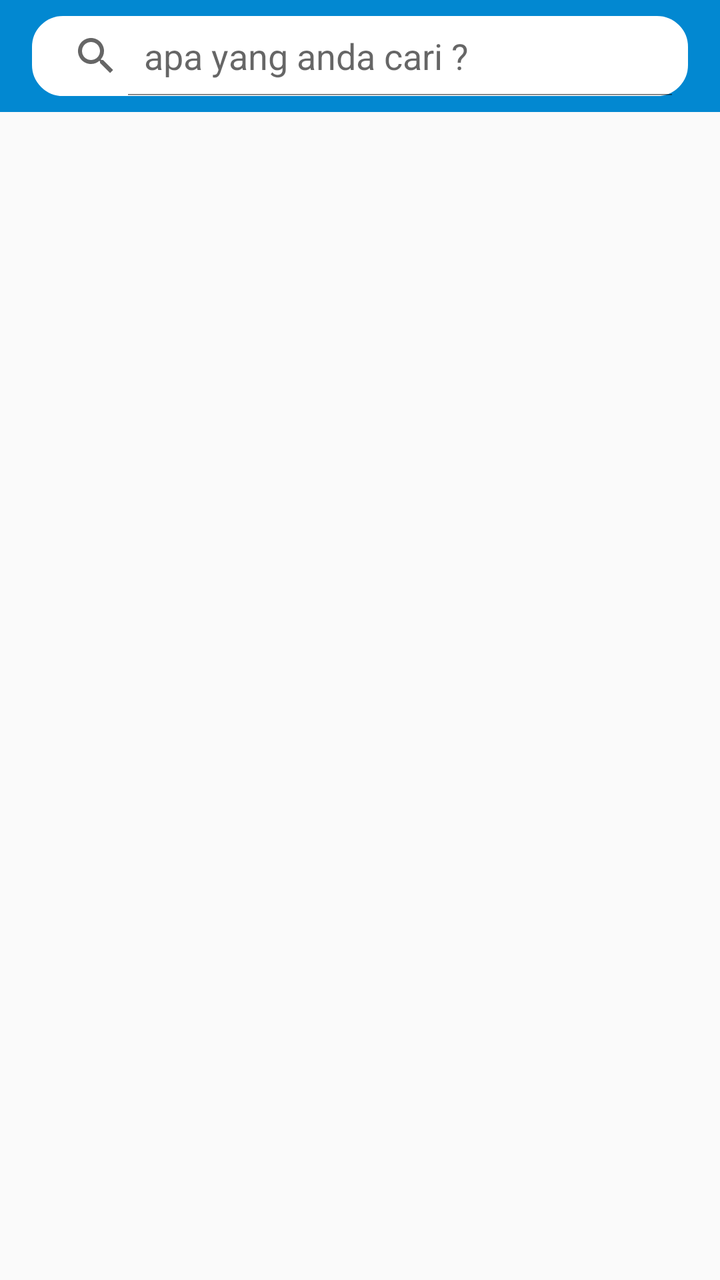
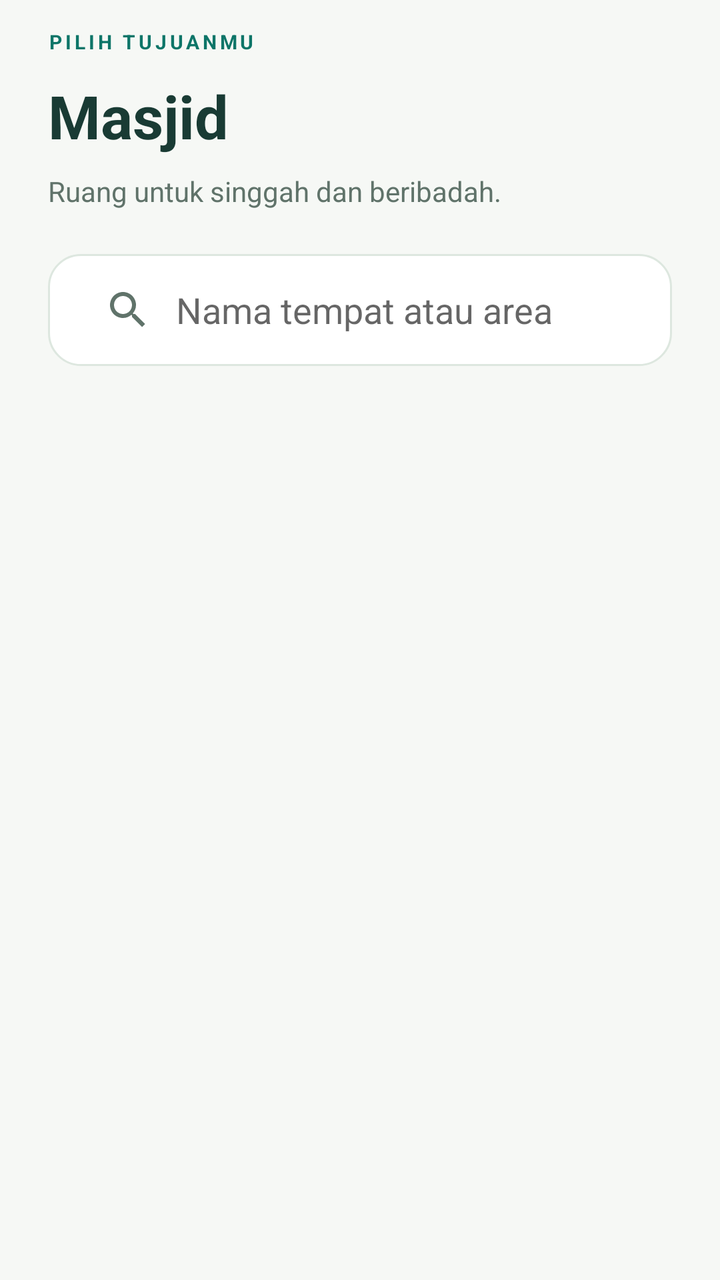

Compare the two renders of this Android layout. The source of the first and the diff that turns it into the second are given below.
<!-- AndroidManifest.xml: activity theme EditorTheme -->
<!-- res/layout/activity_masjid.xml -->
<?xml version="1.0" encoding="utf-8"?>
<LinearLayout
    xmlns:android="http://schemas.android.com/apk/res/android"
    xmlns:app="http://schemas.android.com/apk/res-auto"
    xmlns:tools="http://schemas.android.com/tools"
    android:layout_width="match_parent"
    android:layout_height="match_parent"
    android:orientation="vertical"
    tools:context="me.cekpedia.MasjidActivity">

    <RelativeLayout
        android:layout_width="match_parent"
        android:layout_height="?attr/actionBarSize">

        <ImageView
            android:layout_width="match_parent"
            android:layout_height="?attr/actionBarSize"
            android:background="#0288D1" />

        <SearchView
            android:id="@+id/cari"
            android:layout_width="match_parent"
            android:layout_height="?android:attr/actionBarSize"
            android:layout_marginLeft="16dp"
            android:layout_marginRight="16dp"
            android:layout_marginTop="8dp"
            android:layout_marginBottom="8dp"
            android:backgroundTint="#FFF"
            android:background="@drawable/search_layout"
            android:drawableLeft="@drawable/ic_search"
            android:queryHint="apa yang anda cari ?"
            android:iconifiedByDefault="false"/>

        <ImageView
            android:layout_width="wrap_content"
            android:layout_height="wrap_content"
            android:layout_alignLeft="@+id/cari"
            android:layout_alignParentTop="true"
            android:layout_alignStart="@+id/cari"
            android:layout_marginTop="567dp"
            android:src="@drawable/ic_home_black_24dp"
            android:tint="@color/colorvector" />

    </RelativeLayout>
    <LinearLayout
        android:layout_width="match_parent"
        android:layout_height="wrap_content"
        android:orientation="vertical">
        <ListView
            android:layout_width="match_parent"
            android:layout_height="wrap_content"
            android:id="@+id/listviewmasjid"
            android:visibility="visible">
            
        </ListView>
        <android.support.v7.widget.RecyclerView
            android:layout_width="match_parent"
            android:layout_height="wrap_content"
            android:padding="16dp"
            android:background="#FFF"
            android:layout_margin="8dp"
            android:visibility="gone"
            android:id="@+id/reult_list_masjid">

        </android.support.v7.widget.RecyclerView>
    </LinearLayout>
</LinearLayout>
<!-- resources referenced by this layout -->
<resources>
  <color name="colorvector">#FFFFFF</color>
  <!-- drawable ic_home_black_24dp (drawable) -->
  <vector android:height="32dp" android:viewportHeight="24.0"
      android:viewportWidth="24.0" android:width="32dp" xmlns:android="http://schemas.android.com/apk/res/android">
      <path android:fillColor="#FF000000" android:pathData="M10,20v-6h4v6h5v-8h3L12,3 2,12h3v8z"/>
  </vector>
  <!-- drawable ic_search (drawable) -->
  <vector xmlns:android="http://schemas.android.com/apk/res/android"
          android:width="24dp"
          android:height="24dp"
          android:viewportWidth="24.0"
          android:viewportHeight="24.0">
      <path
          android:fillColor="#FF000000"
          android:pathData="M15.5,14h-0.79l-0.28,-0.27C15.41,12.59 16,11.11 16,9.5 16,5.91 13.09,3 9.5,3S3,5.91 3,9.5 5.91,16 9.5,16c1.61,0 3.09,-0.59 4.23,-1.57l0.27,0.28v0.79l5,4.99L20.49,19l-4.99,-5zM9.5,14C7.01,14 5,11.99 5,9.5S7.01,5 9.5,5 14,7.01 14,9.5 11.99,14 9.5,14z"/>
  </vector>
  <!-- drawable search_layout (drawable) -->
  <?xml version="1.0" encoding="utf-8"?>
  <shape xmlns:android="http://schemas.android.com/apk/res/android">
  
      <stroke android:color="#95989A" android:width="1dp"/>
      <corners android:radius="15dp"/>
  
  </shape>
  <style name="EditorTheme" parent="Theme.AppCompat.Light.DarkActionBar">
          <item name="colorPrimary">@color/editorColorPrimary</item>
          <item name="colorAccent">@color/colorAccent</item>
      </style>
  <color name="editorColorPrimary">#0288D1</color>
  <color name="colorAccent">#FF4081</color>
</resources>

<!-- the commit's change to res/layout/activity_masjid.xml (unified diff, before → after) -->
@@ -1,67 +1,20 @@
 <?xml version="1.0" encoding="utf-8"?>
-<LinearLayout
-    xmlns:android="http://schemas.android.com/apk/res/android"
-    xmlns:app="http://schemas.android.com/apk/res-auto"
-    xmlns:tools="http://schemas.android.com/tools"
-    android:layout_width="match_parent"
-    android:layout_height="match_parent"
-    android:orientation="vertical"
-    tools:context="me.cekpedia.MasjidActivity">
-
-    <RelativeLayout
-        android:layout_width="match_parent"
-        android:layout_height="?attr/actionBarSize">
-
-        <ImageView
-            android:layout_width="match_parent"
-            android:layout_height="?attr/actionBarSize"
-            android:background="#0288D1" />
-
-        <SearchView
-            android:id="@+id/cari"
-            android:layout_width="match_parent"
-            android:layout_height="?android:attr/actionBarSize"
-            android:layout_marginLeft="16dp"
-            android:layout_marginRight="16dp"
-            android:layout_marginTop="8dp"
-            android:layout_marginBottom="8dp"
-            android:backgroundTint="#FFF"
-            android:background="@drawable/search_layout"
-            android:drawableLeft="@drawable/ic_search"
-            android:queryHint="apa yang anda cari ?"
-            android:iconifiedByDefault="false"/>
-
-        <ImageView
-            android:layout_width="wrap_content"
-            android:layout_height="wrap_content"
-            android:layout_alignLeft="@+id/cari"
-            android:layout_alignParentTop="true"
-            android:layout_alignStart="@+id/cari"
-            android:layout_marginTop="567dp"
-            android:src="@drawable/ic_home_black_24dp"
-            android:tint="@color/colorvector" />
-
-    </RelativeLayout>
-    <LinearLayout
-        android:layout_width="match_parent"
-        android:layout_height="wrap_content"
-        android:orientation="vertical">
-        <ListView
-            android:layout_width="match_parent"
-            android:layout_height="wrap_content"
-            android:id="@+id/listviewmasjid"
-            android:visibility="visible">
-            
-        </ListView>
-        <android.support.v7.widget.RecyclerView
-            android:layout_width="match_parent"
-            android:layout_height="wrap_content"
-            android:padding="16dp"
-            android:background="#FFF"
-            android:layout_margin="8dp"
-            android:visibility="gone"
-            android:id="@+id/reult_list_masjid">
-
-        </android.support.v7.widget.RecyclerView>
+<LinearLayout xmlns:android="http://schemas.android.com/apk/res/android" xmlns:app="http://schemas.android.com/apk/res-auto" android:layout_width="match_parent" android:layout_height="match_parent" android:orientation="vertical" android:background="@color/canvas">
+     <LinearLayout android:layout_width="match_parent" android:layout_height="wrap_content" android:orientation="vertical" android:paddingLeft="24dp" android:paddingRight="24dp" android:paddingTop="14dp">
+      <TextView android:layout_width="match_parent" android:layout_height="wrap_content" android:text="PILIH TUJUANMU" android:textSize="10sp" android:textColor="@color/colorPrimary" android:fontFamily="sans-serif" android:textStyle="bold" android:letterSpacing="0.16" /><TextView android:layout_width="match_parent" android:layout_height="wrap_content" android:text="Masjid" android:textSize="30sp" android:textColor="@color/ink" android:fontFamily="sans-serif" android:textStyle="bold" android:layout_marginTop="10dp"/><TextView android:layout_width="match_parent" android:layout_height="wrap_content" android:text="Ruang untuk singgah dan beribadah." android:textSize="14sp" android:textColor="@color/muted" android:fontFamily="sans-serif" android:layout_marginTop="8dp" android:lineSpacingExtra="3dp"/>
+      <SearchView android:id="@+id/cari" android:layout_width="match_parent" android:layout_height="56dp" android:layout_marginTop="22dp" android:layout_marginBottom="16dp" android:background="@drawable/bg_field" android:iconifiedByDefault="false" android:queryHint="Nama tempat atau area" android:queryBackground="@android:color/transparent" android:paddingLeft="8dp" android:paddingRight="8dp"/>
+     </LinearLayout>
+     <FrameLayout android:layout_width="match_parent" android:layout_height="0dp" android:layout_weight="1">
+      <ListView android:id="@+id/listviewmasjid" android:layout_width="match_parent" android:layout_height="match_parent" android:paddingLeft="24dp" android:paddingRight="24dp" android:paddingBottom="24dp" android:clipToPadding="false" android:divider="@android:color/transparent" android:dividerHeight="14dp" android:scrollbars="none"/>
+      <android.support.v7.widget.RecyclerView android:id="@+id/reult_list_masjid" android:layout_width="match_parent" android:layout_height="match_parent" android:paddingLeft="24dp" android:paddingRight="24dp" android:paddingBottom="24dp" android:clipToPadding="false" android:visibility="gone"/>
+<include layout="@layout/view_empty_places" android:id="@+id/category_empty" android:layout_width="match_parent" android:layout_height="wrap_content" android:layout_marginLeft="24dp" android:layout_marginRight="24dp" android:visibility="gone"/>
+     </FrameLayout>
     </LinearLayout>
+<!-- res/layout/view_empty_places.xml (included above) -->
+<?xml version="1.0" encoding="utf-8"?>
+<LinearLayout xmlns:android="http://schemas.android.com/apk/res/android" xmlns:app="http://schemas.android.com/apk/res-auto" android:layout_width="match_parent" android:layout_height="wrap_content" android:orientation="vertical" android:background="@drawable/bg_mint" android:padding="24dp">
+ <ImageView android:layout_width="40dp" android:layout_height="40dp" android:src="@drawable/ic_ui_pin"/>
+ <TextView android:layout_width="match_parent" android:layout_height="wrap_content" android:text="Masih ada yang bisa ditemukan." android:textSize="21sp" android:textColor="@color/ink" android:fontFamily="sans-serif" android:id="@+id/empty_places_title" android:textStyle="bold" android:layout_marginTop="18dp"/>
+ <TextView android:layout_width="match_parent" android:layout_height="wrap_content" android:text="Belum ada tempat untuk ditampilkan. Coba pencarian lain atau jelajahi kategori berikutnya." android:textSize="14sp" android:textColor="@color/muted" android:fontFamily="sans-serif" android:id="@+id/empty_places_message" android:lineSpacingExtra="5dp" android:layout_marginTop="10dp"/>
+<Button android:id="@+id/retry_places" style="@style/Cek.Button.Secondary" android:text="Muat ulang" android:visibility="gone" android:layout_marginTop="18dp"/>
 </LinearLayout>
<!-- resource entries referenced after the edit -->
@@ -1,34 +1,33 @@
 <!-- resources referenced by this layout -->
 <resources>
-  <color name="colorvector">#FFFFFF</color>
-  <!-- drawable ic_home_black_24dp (drawable) -->
-  <vector android:height="32dp" android:viewportHeight="24.0"
-      android:viewportWidth="24.0" android:width="32dp" xmlns:android="http://schemas.android.com/apk/res/android">
-      <path android:fillColor="#FF000000" android:pathData="M10,20v-6h4v6h5v-8h3L12,3 2,12h3v8z"/>
-  </vector>
-  <!-- drawable ic_search (drawable) -->
-  <vector xmlns:android="http://schemas.android.com/apk/res/android"
-          android:width="24dp"
-          android:height="24dp"
-          android:viewportWidth="24.0"
-          android:viewportHeight="24.0">
-      <path
-          android:fillColor="#FF000000"
-          android:pathData="M15.5,14h-0.79l-0.28,-0.27C15.41,12.59 16,11.11 16,9.5 16,5.91 13.09,3 9.5,3S3,5.91 3,9.5 5.91,16 9.5,16c1.61,0 3.09,-0.59 4.23,-1.57l0.27,0.28v0.79l5,4.99L20.49,19l-4.99,-5zM9.5,14C7.01,14 5,11.99 5,9.5S7.01,5 9.5,5 14,7.01 14,9.5 11.99,14 9.5,14z"/>
-  </vector>
-  <!-- drawable search_layout (drawable) -->
+  <color name="canvas">#F6F8F5</color>
+  <color name="colorPrimary">#0D7568</color>
+  <color name="ink">#193B34</color>
+  <color name="muted">#60736A</color>
+  <!-- drawable bg_field (drawable) -->
   <?xml version="1.0" encoding="utf-8"?>
-  <shape xmlns:android="http://schemas.android.com/apk/res/android">
-  
-      <stroke android:color="#95989A" android:width="1dp"/>
-      <corners android:radius="15dp"/>
-  
-  </shape>
-  <style name="EditorTheme" parent="Theme.AppCompat.Light.DarkActionBar">
-          <item name="colorPrimary">@color/editorColorPrimary</item>
-          <item name="colorAccent">@color/colorAccent</item>
-      </style>
-  <color name="editorColorPrimary">#0288D1</color>
-  <color name="colorAccent">#FF4081</color>
+  <shape xmlns:android="http://schemas.android.com/apk/res/android"><solid android:color="#FFFFFF"/><corners android:radius="16dp"/><stroke android:width="1dp" android:color="#DDE7DF"/></shape>
+  <!-- drawable bg_mint (drawable) -->
+  <?xml version="1.0" encoding="utf-8"?>
+  <shape xmlns:android="http://schemas.android.com/apk/res/android"><solid android:color="#E6F1E9"/><corners android:radius="18dp"/></shape>
+  <!-- drawable ic_ui_pin (drawable) -->
+  <?xml version="1.0" encoding="utf-8"?>
+  <vector xmlns:android="http://schemas.android.com/apk/res/android" android:width="24dp" android:height="24dp" android:viewportWidth="24" android:viewportHeight="24"><path android:pathData="M20,10 C20,16 12,22 12,22 C12,22 4,16 4,10 A8,8 0,1 1,20 10 M15,10 A3,3 0,1 1,9 10 A3,3 0,1 1,15 10" android:fillColor="@android:color/transparent" android:strokeColor="#0D7568" android:strokeWidth="1.7" android:strokeLineCap="round" android:strokeLineJoin="round"/></vector>
+  <style name="Cek.Button.Secondary" parent="Cek.Button"><item name="android:background">@drawable/bg_button_secondary</item><item name="android:textColor">@color/colorPrimary</item></style>
+  <style name="EditorTheme" parent="AppTheme" />
+  <style name="Cek.Button" parent="@android:style/Widget.Button"><item name="android:layout_width">match_parent</item><item name="android:layout_height">56dp</item><item name="android:textAllCaps">false</item><item name="android:textSize">15sp</item><item name="android:fontFamily">sans-serif-medium</item><item name="android:elevation">0dp</item><item name="android:stateListAnimator">@null</item><item name="android:paddingLeft">20dp</item><item name="android:paddingRight">20dp</item></style>
+  <!-- drawable bg_button_secondary (drawable) -->
+  <?xml version="1.0" encoding="utf-8"?>
+  <selector xmlns:android="http://schemas.android.com/apk/res/android"><item android:state_pressed="true"><shape><solid android:color="#D2E7D8"/><corners android:radius="16dp"/></shape></item><item><shape><solid android:color="#E6F1E9"/><corners android:radius="16dp"/></shape></item></selector>
+  <style name="AppTheme" parent="Theme.AppCompat.Light.DarkActionBar">
+    <item name="colorPrimary">@color/canvas</item><item name="colorPrimaryDark">@color/canvas</item>
+    <item name="colorAccent">@color/colorPrimary</item><item name="android:windowBackground">@color/canvas</item>
+    <item name="android:fontFamily">sans-serif</item><item name="android:colorBackground">@color/canvas</item>
+    <item name="android:textColorPrimary">@color/ink</item><item name="android:textColorSecondary">@color/muted</item>
+    <item name="actionBarTheme">@style/Cek.ActionBar</item><item name="actionBarStyle">@style/Cek.ActionBarStyle</item>
+   </style>
+  <style name="Cek.ActionBar" parent="ThemeOverlay.AppCompat.Light"><item name="colorControlNormal">@color/ink</item><item name="android:textColorPrimary">@color/ink</item></style>
+  <style name="Cek.ActionBarStyle" parent="Widget.AppCompat.ActionBar.Solid"><item name="background">@color/canvas</item><item name="elevation">0dp</item><item name="titleTextStyle">@style/Cek.ActionBarTitle</item></style>
+  <style name="Cek.ActionBarTitle" parent="TextAppearance.AppCompat.Widget.ActionBar.Title"><item name="android:textColor">@color/ink</item><item name="android:textSize">18sp</item><item name="android:fontFamily">sans-serif-medium</item></style>
 </resources>
 
